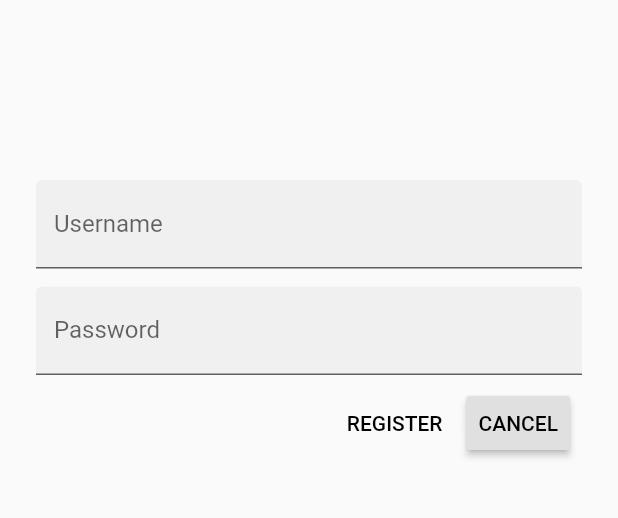
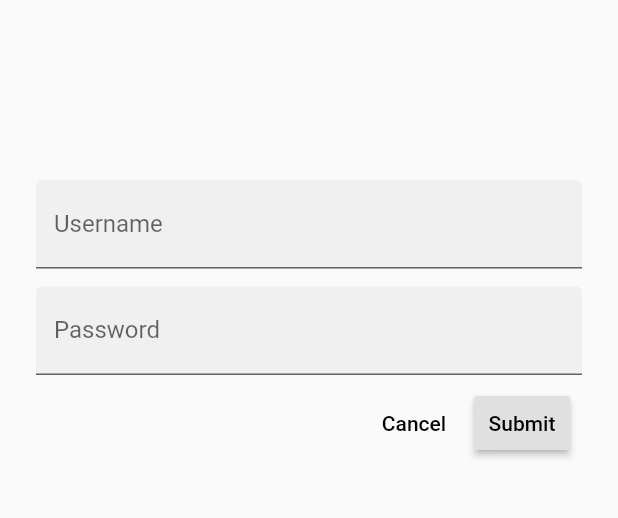
Before and after one commit to adalove0/OnlyTrips, a Flutter app: the screen it shows after launch, after a tap on "Register", on a phone screen of 412 x 824 dp, the part 292-810 px from its top. Run offline on Flutter 3.47's test engine with Material 2 defaults, Android fonts, the phone set to English and light mode, and no system bars.

Commit message:
Fixing start page and login/register

```diff
--- a/only_trips_mobile_app/lib/login.dart
+++ b/only_trips_mobile_app/lib/login.dart
@@ -36,7 +36,7 @@ class _LoginPageState extends State<LoginPage> {
             SizedBox(height: 80.0),
             Column(
               children: <Widget>[
-                Image.asset('assets/transparent_logo.png'),
+                Image.asset('assets/logo.png'),
               ],
             ),
             SizedBox(height: 120.0),
--- a/only_trips_mobile_app/lib/register.dart
+++ b/only_trips_mobile_app/lib/register.dart
@@ -20,7 +20,7 @@ class _RegisterPageState extends State<RegisterPage> {
             SizedBox(height: 80.0),
             Column(
               children: <Widget>[
-                Image.asset('assets/transparent_logo.png'),
+                Image.asset('assets/logo.png'),
               ],
             ),
             SizedBox(height: 120.0),
@@ -44,26 +44,22 @@ class _RegisterPageState extends State<RegisterPage> {
               ),
               obscureText: true,
             ),
-            // TODO: Add button bar (101)
             ButtonBar(
               children: <Widget>[
-                // TODO: Add buttons (101)
                 FlatButton(
+                  child: Text('Cancel'),
+                  onPressed: () {
+                    Navigator.pop(context);
+                  },
+                ),
+                RaisedButton(
                   onPressed: () {
                     Navigator.push(
                         context,
                         MaterialPageRoute(builder: (context) => HomePage())
                     );
                   },
-                  child: Text('REGISTER'),
-                ),
-                // TODO: Add an elevation to NEXT (103)
-                // TODO: Add a beveled rectangular border to NEXT (103)
-                RaisedButton(
-                  child: Text('CANCEL'),
-                  onPressed: () {
-                    Navigator.pop(context);
-                  },
+                  child: Text('Submit'),
                 ),
               ],
             )
--- a/only_trips_mobile_app/lib/start.dart
+++ b/only_trips_mobile_app/lib/start.dart
@@ -19,10 +19,10 @@ class _StartPageState extends State<StartPage> {
             SizedBox(height: 80.0),
             Column(
               children: <Widget>[
-                Image.asset('assets/transparent_logo.png'),
+                Image.asset('assets/logo.png'),
               ],
             ),
-            SizedBox(height: 120.0),
+            SizedBox(height: 300.0),
             RaisedButton(
                 onPressed: () {
                   Navigator.push(
@@ -38,6 +38,22 @@ class _StartPageState extends State<StartPage> {
                   child: const Text('Register'),
                 ),
                 ),
+            RaisedButton(
+              onPressed: () {
+                Navigator.push(
+                    context,
+                    MaterialPageRoute(builder: (context) => LoginPage())
+                );
+              },
+              child: Container(
+                decoration: const BoxDecoration(
+                  // TODO: Add decoration
+                ),
+                padding: const EdgeInsets.all(10.0),
+                child: const Text('Login'),
+              ),
+            ),
+
               ],
             ),
         ),
--- a/only_trips_mobile_app/pubspec.yaml
+++ b/only_trips_mobile_app/pubspec.yaml
@@ -49,7 +49,7 @@ flutter:
   #   - images/a_dot_burr.jpeg
   #   - images/a_dot_ham.jpeg
   assets:
-    - assets/transparent_logo.png
+    - assets/logo.png
   # An image asset can refer to one or more resolution-specific "variants", see
   # https://flutter.dev/assets-and-images/#resolution-aware.
 
```
Also changed, not shown: only_trips_mobile_app/assets/logo.png (renamed from only_trips_mobile_app/assets/transparent_logo.png), only_trips_mobile_app/assets/sky.png (added).
